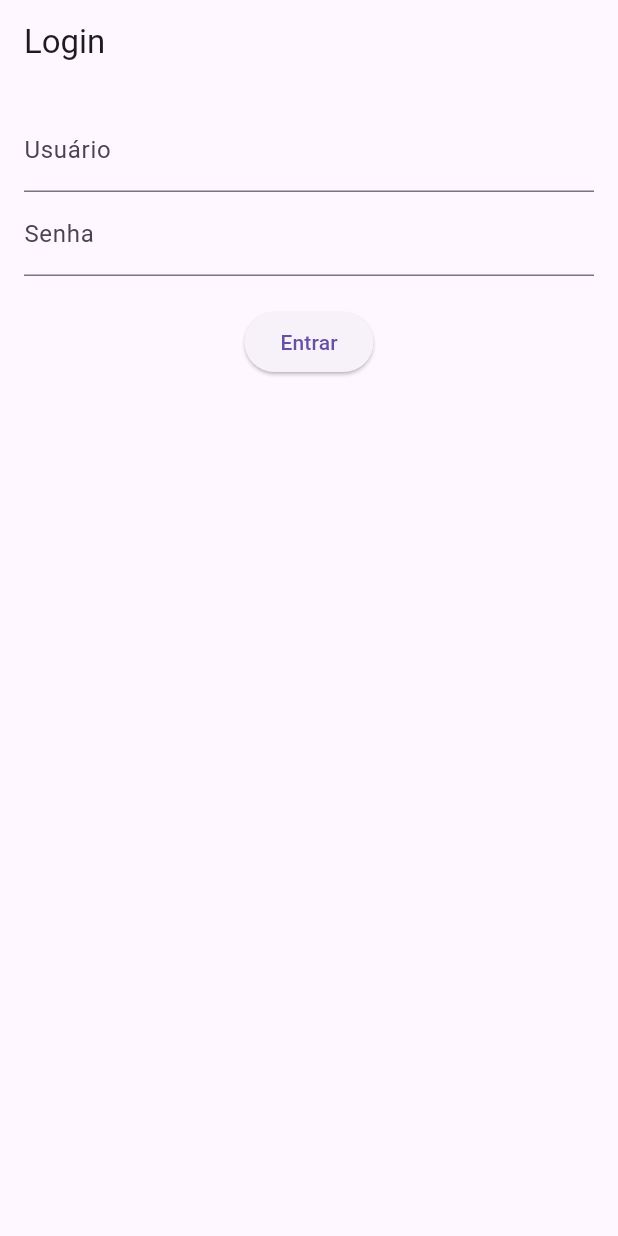
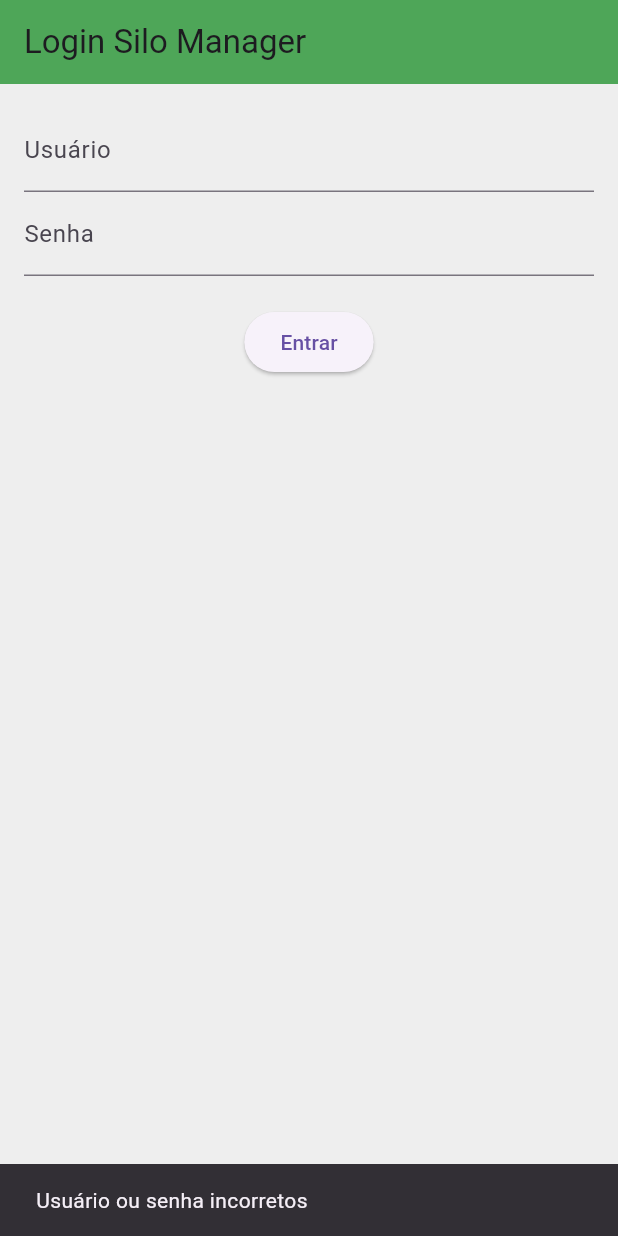
Before and after one commit to rafaelramos21/SiloMob, a Flutter app: the screen it shows after launch, after a tap on "Entrar", on a phone screen of 412 x 824 dp. Run offline on Flutter 3.47's test engine with Material 3 defaults, Android fonts, the phone set to English and light mode, and no system bars.

Commit message:
Usuarios e Estilização

```diff
--- a/lib/main.dart
+++ b/lib/main.dart
@@ -1,5 +1,6 @@
 import 'package:flutter/material.dart';
 import 'package:projetosilo/src/ui/pages/login_page.dart';
+//import 'package:projetosilo/src/ui/pages/home_page.dart';
 
 void main() {
   runApp(MyApp());
@@ -9,7 +10,25 @@ class MyApp extends StatelessWidget {
   @override
   Widget build(BuildContext context) {
     return MaterialApp(
+      title: 'Silo Manager',
+      theme: ThemeData(
+        primarySwatch: Colors.green,
+        scaffoldBackgroundColor: Colors.grey[200],
+        appBarTheme: AppBarTheme(
+          color: Colors.green,
+          elevation: 4,
+          iconTheme: IconThemeData(color: Colors.white),
+        ),
+        buttonTheme: ButtonThemeData(
+          buttonColor: Colors.green,
+          textTheme: ButtonTextTheme.primary,
+          shape: RoundedRectangleBorder(
+            borderRadius: BorderRadius.circular(8),
+          ),
+        ),
+      ),
       home: LoginScreen(),
+      debugShowCheckedModeBanner: false
     );
   }
 }
--- a/lib/src/ui/controllers/login_controller.dart
+++ b/lib/src/ui/controllers/login_controller.dart
@@ -3,6 +3,6 @@ class LoginController {
   String senha = '';
 
   bool validarLogin() {
-    return usuario == 'admin' && senha == '1234';
+    return usuario == 'root' && senha == 'root';
   }
 }
--- /dev/null
+++ b/lib/src/ui/models/usuarios.dart
@@ -0,0 +1,6 @@
+class Usuario {
+  final String nome;
+  final String cpf;
+
+  Usuario({required this.nome, required this.cpf});
+}
--- a/lib/src/ui/pages/login_page.dart
+++ b/lib/src/ui/pages/login_page.dart
@@ -2,6 +2,7 @@ import 'package:flutter/material.dart';
 import '../widgets/input_field.dart';
 import '../widgets/login_button.dart';
 import '../controllers/login_controller.dart';
+import 'home_page.dart';
 
 class LoginScreen extends StatefulWidget {
   const LoginScreen({super.key});
@@ -16,7 +17,7 @@ class _LoginScreenState extends State<LoginScreen> {
   @override
   Widget build(BuildContext context) {
     return Scaffold(
-      appBar: AppBar(title: Text('Login')),
+      appBar: AppBar(title: Text('Login Silo Manager')),
       body: Padding(
         padding: EdgeInsets.all(16),
         child: Column(
@@ -34,9 +35,14 @@ class _LoginScreenState extends State<LoginScreen> {
             LoginButton(
               onPressed: () {
                 if (controller.validarLogin()) {
-                  print('Login bem-sucedido!');
+                  Navigator.pushReplacement(
+                    context,
+                    MaterialPageRoute(builder: (context) => HomeScreen()),
+                  );
                 } else {
-                  print('Usuário ou senha incorretos');
+                  ScaffoldMessenger.of(context).showSnackBar(
+                    SnackBar(content: Text('Usuário ou senha incorretos')),
+                  );
                 }
               },
             ),
```
Also changed, not shown: lib/src/ui/pages/home_page.dart (+35 -0 lines), lib/src/ui/pages/lista_usuarios_page.dart (added, +31 -0 lines).
